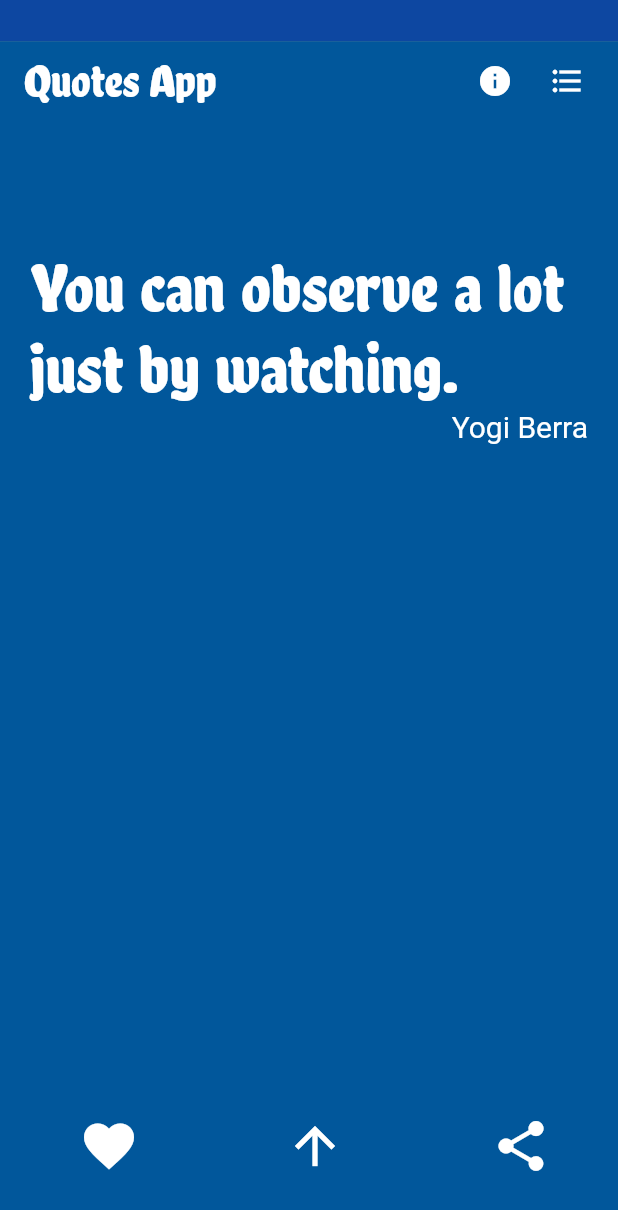
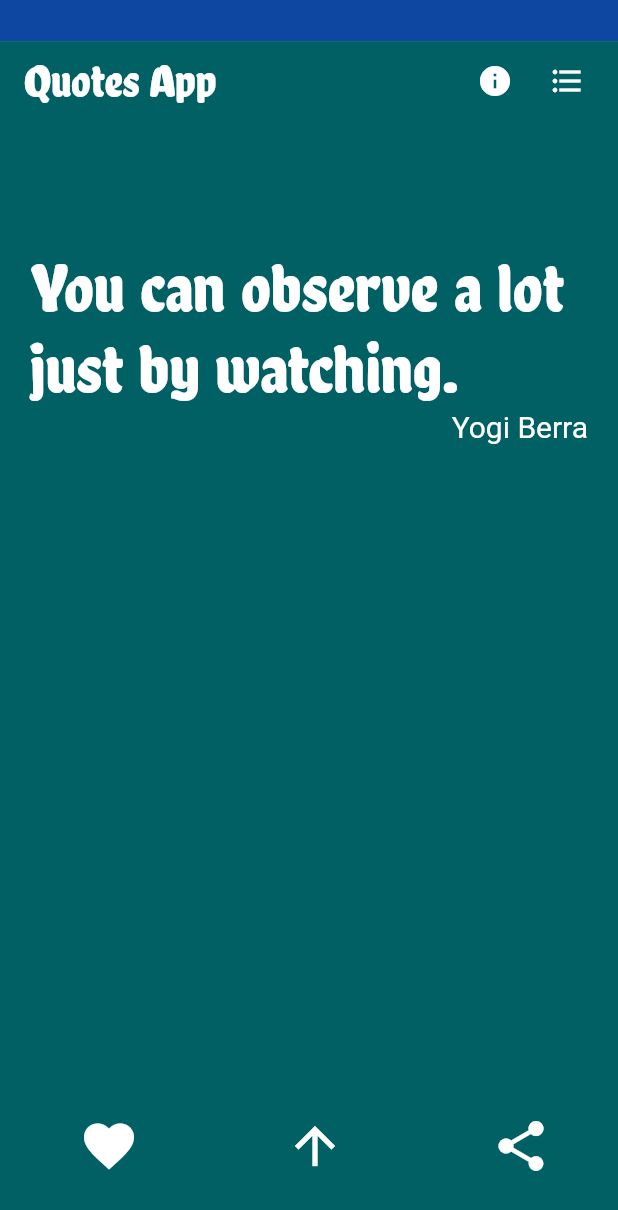
Before and after one commit to dhayaec/quotes_app, a Flutter app: the screen it shows after launch, scrolled down 576 dp, on a phone screen of 412 x 824 dp. Shown: the top 1210 px of the screen. Run offline on Flutter 3.47's test engine with Material 2 defaults, Android fonts, the phone set to English and light mode, and no system bars; our stand-ins replace share.

Commit message:
rearrange colors

```diff
--- a/lib/main.dart
+++ b/lib/main.dart
@@ -50,21 +50,21 @@ class Page extends StatelessWidget {
 
 List<Color> colorList = [
   Colors.blue[900],
+  Colors.cyan[900],
   Colors.lightBlue[900],
-  Colors.cyan[900],
+  Colors.green[900],
   Colors.teal[900],
-  Colors.green[900],
+  Colors.yellow[900],
   Colors.lightGreen[900],
   Colors.lime[900],
-  Colors.yellow[900],
+  Colors.orange[900],
   Colors.amber[900],
-  Colors.orange[900],
+  Colors.pink[900],
   Colors.deepOrange[900],
+  Colors.deepPurple[900],
   Colors.red[900],
-  Colors.pink[900],
+  Colors.indigo[900],
   Colors.purple[900],
-  Colors.deepPurple[900],
-  Colors.indigo[900],
 ];
 
 List<String> fontFamily = [
```
